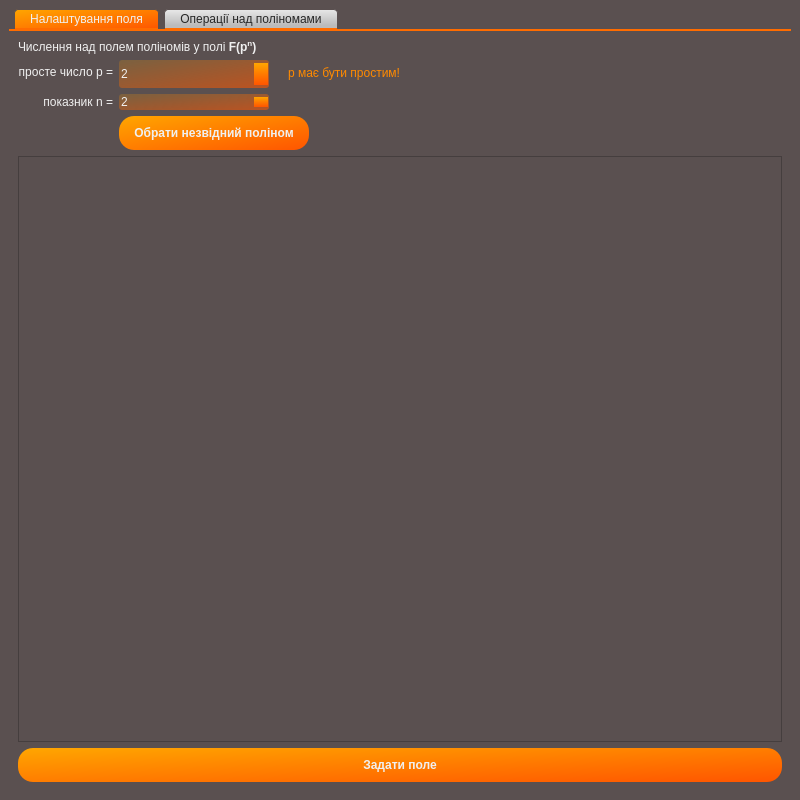
The window that Algebra-polynom/mainwindow.ui (WAG13/FF-Polynomials-App) describes before a commit, drawn with Qt 5.
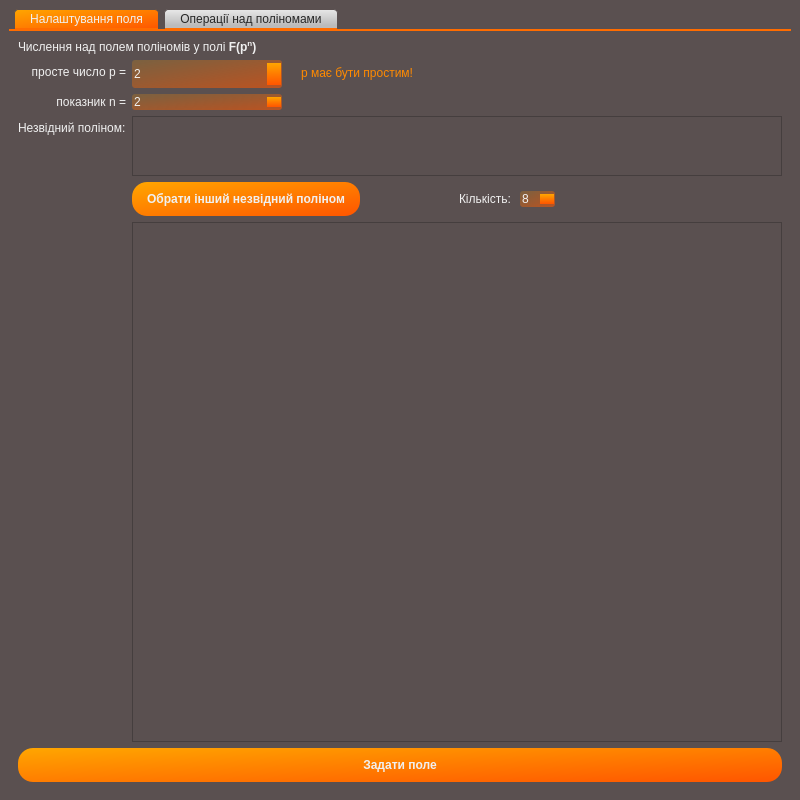
The same window after the commit. The open tabs and pages were chosen to show the change.

Commit message: UI for field, fixed finding irreducible polynoms

Patch:
```diff
--- a/Algebra-polynom/mainwindow.ui
+++ b/Algebra-polynom/mainwindow.ui
@@ -310,31 +310,105 @@
             </property>
            </widget>
           </item>
+          <item row="2" column="0">
+           <widget class="QLabel" name="label_8">
+            <property name="text">
+             <string>Незвідний поліном:</string>
+            </property>
+           </widget>
+          </item>
           <item row="2" column="1">
-           <widget class="QPushButton" name="chooseIP">
-            <property name="styleSheet">
-             <string notr="true">font: 75 12pt &quot;PT Sans&quot;;</string>
+           <widget class="QPlainTextEdit" name="showIR">
+            <property name="sizePolicy">
+             <sizepolicy hsizetype="Expanding" vsizetype="Maximum">
+              <horstretch>0</horstretch>
+              <verstretch>0</verstretch>
+             </sizepolicy>
             </property>
-            <property name="text">
-             <string>Обрати незвідний поліном</string>
+            <property name="maximumSize">
+             <size>
+              <width>16777215</width>
+              <height>60</height>
+             </size>
             </property>
+            <property name="verticalScrollBarPolicy">
+             <enum>Qt::ScrollBarAsNeeded</enum>
+            </property>
+            <property name="horizontalScrollBarPolicy">
+             <enum>Qt::ScrollBarAlwaysOff</enum>
+            </property>
+            <property name="readOnly">
+             <bool>true</bool>
+            </property>
+            <property name="plainText">
+             <string/>
+            </property>
            </widget>
           </item>
+          <item row="4" column="1">
+           <widget class="QListWidget" name="listIP">
+            <property name="minimumSize">
+             <size>
+              <width>0</width>
+              <height>400</height>
+             </size>
+            </property>
+            <property name="currentRow">
+             <number>-1</number>
+            </property>
+           </widget>
+          </item>
+          <item row="3" column="1">
+           <layout class="QHBoxLayout" name="horizontalLayout_2">
+            <item>
+             <widget class="QPushButton" name="allirrPol">
+              <property name="minimumSize">
+               <size>
+                <width>200</width>
+                <height>0</height>
+               </size>
+              </property>
+              <property name="maximumSize">
+               <size>
+                <width>16777215</width>
+                <height>16777215</height>
+               </size>
+              </property>
+              <property name="styleSheet">
+               <string notr="true"/>
+              </property>
+              <property name="text">
+               <string>Обрати інший незвідний поліном</string>
+              </property>
+              <property name="autoRepeat">
+               <bool>false</bool>
+              </property>
+             </widget>
+            </item>
+            <item>
+             <widget class="QLabel" name="label_9">
+              <property name="styleSheet">
+               <string notr="true">margin-left:90</string>
+              </property>
+              <property name="text">
+               <string>Кількість:</string>
+              </property>
+             </widget>
+            </item>
+            <item>
+             <widget class="QSpinBox" name="countIP">
+              <property name="minimum">
+               <number>1</number>
+              </property>
+              <property name="value">
+               <number>8</number>
+              </property>
+             </widget>
+            </item>
+           </layout>
+          </item>
          </layout>
         </item>
-        <item>
-         <widget class="QListWidget" name="listIP">
-          <property name="minimumSize">
-           <size>
-            <width>0</width>
-            <height>500</height>
-           </size>
-          </property>
-          <property name="currentRow">
-           <number>-1</number>
-          </property>
-         </widget>
-        </item>
         <item>
          <widget class="QPushButton" name="makeFieldButton">
           <property name="styleSheet">
```
Left out of the diff: 2 changed lines with no effect on the pictures. The commit also changes 6 other files.
